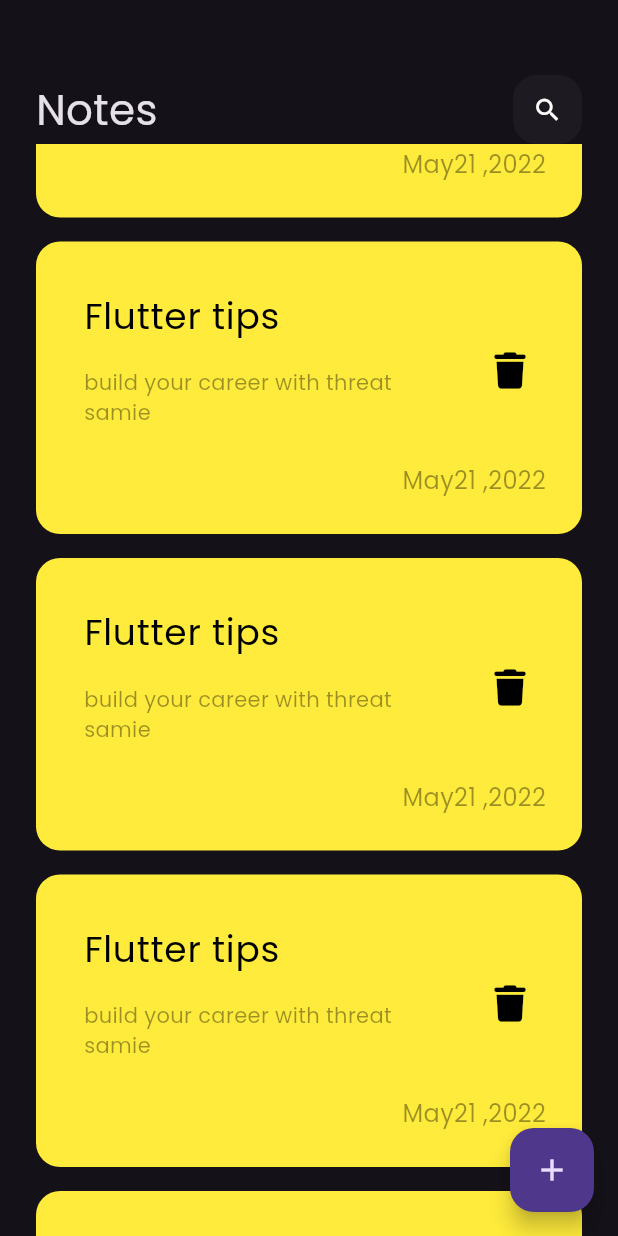
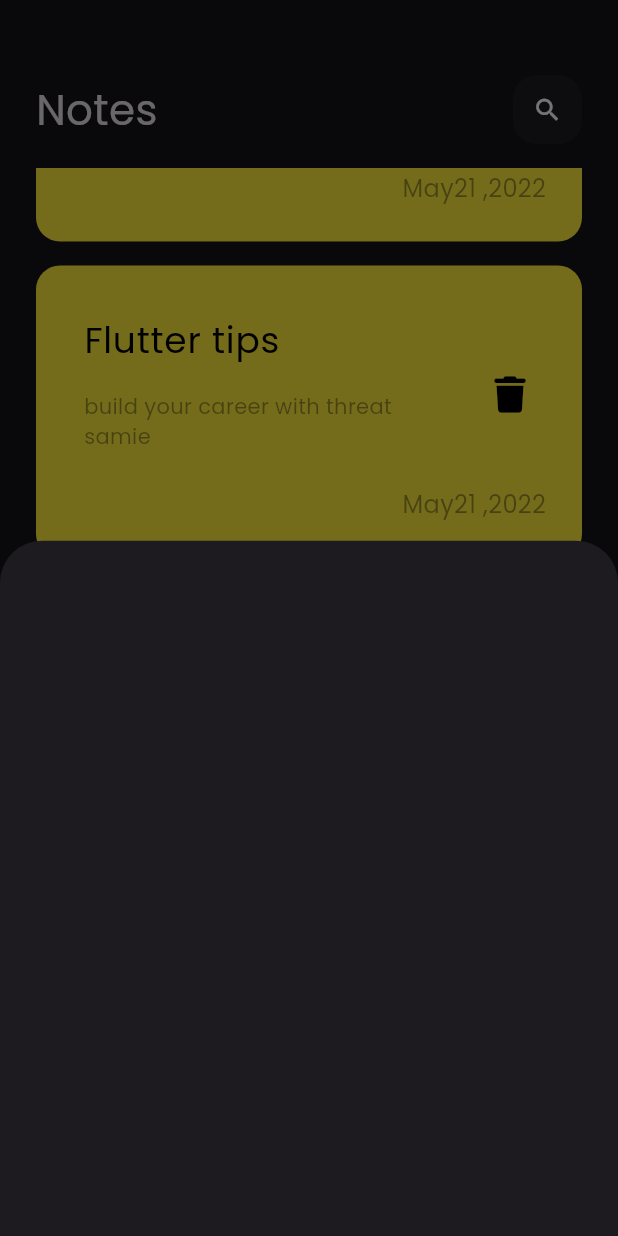
Before and after one commit to ELSAYED265/note_app, a Flutter app: the screen it shows after launch, scrolled down 576 dp, after a tap on the "add" icon, on a phone screen of 412 x 824 dp. Run offline on Flutter 3.47's test engine with Material 3 defaults, Android fonts, the phone set to English and light mode, and no system bars; our stand-ins replace font_awesome_flutter.

Commit message:
add_note_bottom_sheet

```diff
--- a/lib/views/notes_view.dart
+++ b/lib/views/notes_view.dart
@@ -1,5 +1,6 @@
 import 'package:flutter/material.dart';
 
+import '../widgets/add_note_bottom_sheet.dart';
 import '../widgets/notes_view_body.dart';
 
 class NotesView extends StatelessWidget {
@@ -10,7 +11,14 @@ class NotesView extends StatelessWidget {
     return Scaffold(
       body: NotesViewBody(),
       floatingActionButton: FloatingActionButton(
-        onPressed: () {},
+        onPressed: () {
+          showModalBottomSheet(
+            context: context,
+            builder: (context) {
+              return AddNoteBottomSheet();
+            },
+          );
+        },
         child: Icon(Icons.add),
       ),
     );
--- /dev/null
+++ b/lib/widgets/add_note_bottom_sheet.dart
@@ -0,0 +1,10 @@
+import 'package:flutter/material.dart';
+
+class AddNoteBottomSheet extends StatelessWidget {
+  const AddNoteBottomSheet({super.key});
+
+  @override
+  Widget build(BuildContext context) {
+    return Container();
+  }
+}
--- a/lib/widgets/notes_list_view.dart
+++ b/lib/widgets/notes_list_view.dart
@@ -7,13 +7,17 @@ class NotesListView extends StatelessWidget {
 
   @override
   Widget build(BuildContext context) {
-    return ListView.builder(
+    return Padding(
+      padding: const EdgeInsets.symmetric(vertical: 16),
+      child: ListView.builder(
+        padding: EdgeInsets.zero,
         itemBuilder: (context, index) {
           return Padding(
             padding: const EdgeInsets.symmetric(vertical: 8),
             child: NoteItems(),
           );
         },
+      ),
     );
   }
 }
```
Lines whose indentation alone changed are shown as unchanged.
